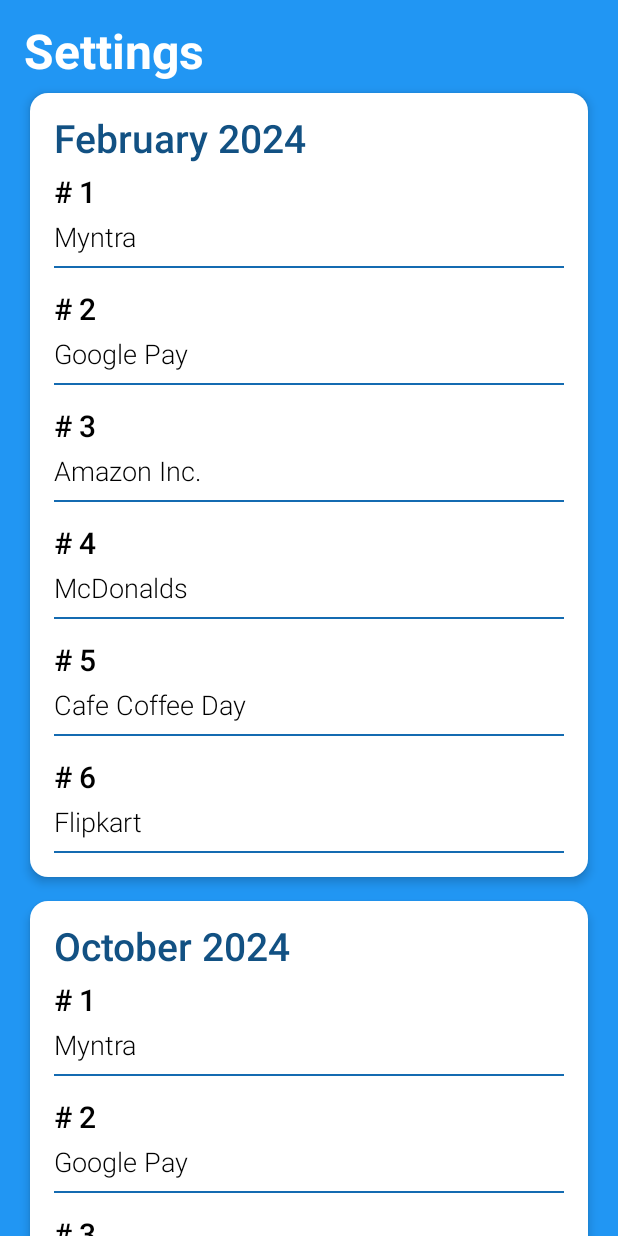
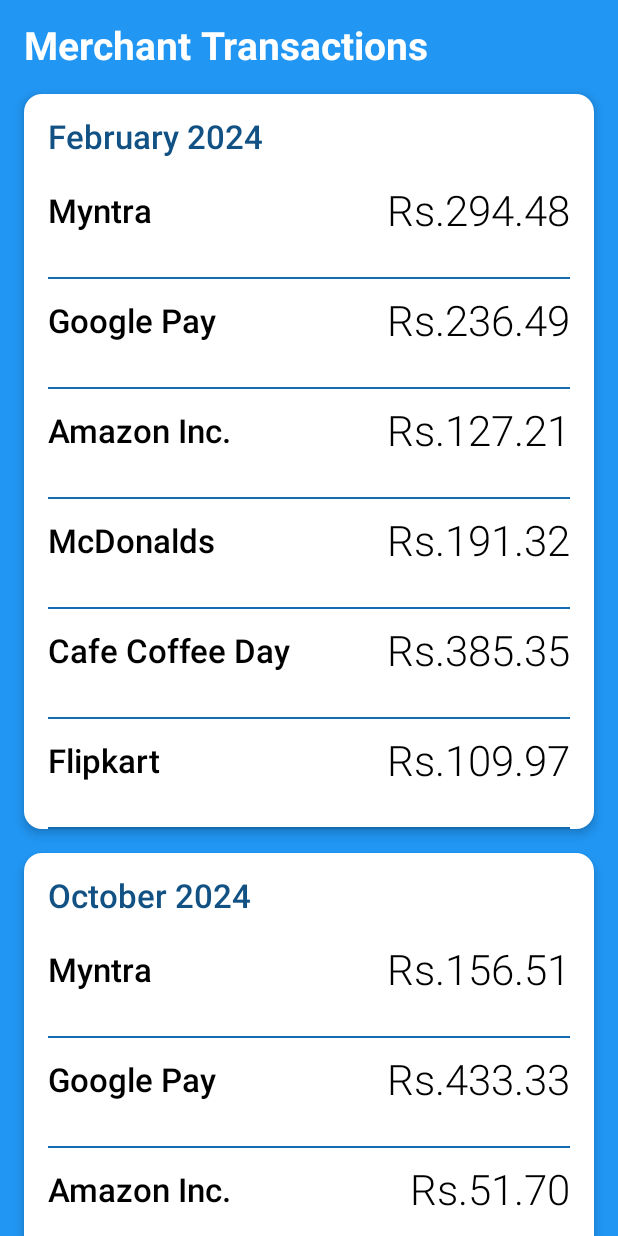
Before and after one commit to silwar/Compose-Experiments, an Android app built with Jetpack Compose: the LazyColumn1Screen screen opened through its navigation route, on a phone screen of 412 x 824 dp. Run offline under Robolectric (Android 15) with nearby library versions, the phone set to English and light mode, and no system bars.

Commit message:
- Adds functionality to show random transaction amount for each merchant

```diff
--- /dev/null
+++ b/app/src/main/java/com/silwar/compose/extensions/NumberExtensions.kt
@@ -0,0 +1,5 @@
+package com.silwar.compose.extensions
+
+fun Double.limitDecimal(limit: Int = 2): String {
+    return String.format("%.${limit}f", this)
+}
--- a/app/src/main/java/com/silwar/compose/list/CardSectionElement.kt
+++ b/app/src/main/java/com/silwar/compose/list/CardSectionElement.kt
@@ -28,12 +28,11 @@ fun CardSectionElement(
             containerColor = Color.White
         ),
         modifier = modifier
-            .padding(horizontal = 4.dp, vertical = 8.dp)
             .fillMaxWidth()
     ) {
         Text(
             text = title,
-            fontSize = 26.sp,
+            fontSize = 22.sp,
             color = Color(0xFF125183),
             fontWeight = FontWeight(600),
             modifier = Modifier
--- a/app/src/main/java/com/silwar/compose/list/LazyColumn1.kt
+++ b/app/src/main/java/com/silwar/compose/list/LazyColumn1.kt
@@ -1,16 +1,23 @@
 package com.silwar.compose.list
 
 import androidx.compose.foundation.background
+import androidx.compose.foundation.layout.Arrangement
 import androidx.compose.foundation.layout.Column
+import androidx.compose.foundation.layout.PaddingValues
+import androidx.compose.foundation.layout.Row
 import androidx.compose.foundation.layout.Spacer
 import androidx.compose.foundation.layout.fillMaxSize
+import androidx.compose.foundation.layout.fillMaxWidth
 import androidx.compose.foundation.layout.height
+import androidx.compose.foundation.layout.heightIn
 import androidx.compose.foundation.layout.padding
+import androidx.compose.foundation.layout.width
 import androidx.compose.foundation.lazy.LazyColumn
 import androidx.compose.foundation.lazy.items
 import androidx.compose.material.Divider
 import androidx.compose.material.Text
 import androidx.compose.runtime.Composable
+import androidx.compose.ui.Alignment
 import androidx.compose.ui.Modifier
 import androidx.compose.ui.graphics.Color
 import androidx.compose.ui.text.font.FontWeight
@@ -18,59 +25,69 @@ import androidx.compose.ui.text.style.TextAlign
 import androidx.compose.ui.tooling.preview.Preview
 import androidx.compose.ui.unit.dp
 import androidx.compose.ui.unit.sp
+import com.silwar.compose.extensions.limitDecimal
+import kotlin.random.Random
+
 
 @Composable
 fun LazyColumn1Screen() {
     val data = list1
     LazyColumn(
+        contentPadding = PaddingValues(16.dp),
+        verticalArrangement = Arrangement.spacedBy(16.dp),
         modifier = Modifier
             .fillMaxSize()
             .background(color = Color(0xFF2196F3))
     ) {
         item(contentType = "header") {
             Text(
-                text = "Settings",
-                fontSize = 32.sp,
+                text = "Merchant Transactions",
+                fontSize = 26.sp,
                 color = Color(0xFFFFFFFF),
-                fontWeight = FontWeight(700),
-                modifier = Modifier
-                    .padding(start = 16.dp, end = 16.dp, top = 16.dp)
+                fontWeight = FontWeight(700)
             )
         }
         items(data.keys.toList()) { title ->
             val item = data[title]
             CardSectionElement(
-                title = title,
-                modifier = Modifier.padding(horizontal = 16.dp)
+                title = title
             ) { modifier ->
                 item?.forEachIndexed { index, text ->
-                    Column(modifier = modifier) {
-                        Text(
-                            text = "# ${index + 1}",
-                            fontSize = 20.sp,
-                            fontWeight = FontWeight(500)
-                        )
-                        Spacer(modifier = Modifier.height(8.dp))
-                        Text(
-                            text = text,
-                            fontSize = 18.sp,
-                            fontWeight = FontWeight(300)
-                        )
-                        Spacer(modifier = Modifier.height(8.dp))
-                        Divider(color = Color(0xFF146BB1))
+                    Column {
+                        Row(
+                            modifier = modifier
+                                .fillMaxWidth()
+                                .heightIn(min = 56.dp),
+                            verticalAlignment = Alignment.CenterVertically
+                        ) {
+                            Text(
+                                text = text,
+                                fontSize = 22.sp,
+                                fontWeight = FontWeight(500),
+                                modifier = Modifier.weight(1f)
+                            )
+                            Spacer(modifier = Modifier.width(8.dp))
+                            Text(
+                                text = "Rs.${Random.nextDouble(500.00).limitDecimal()}",
+                                fontSize = 28.sp,
+                                textAlign = TextAlign.End,
+                                fontWeight = FontWeight(300),
+                                modifier = Modifier.weight(1f)
+                            )
+                        }
+                        Divider(color = Color(0xFF146BB1),
+                            modifier = Modifier.padding(horizontal = 16.dp))
                     }
                 }
             }
         }
-        item(contentType = "footer"){
+        item(contentType = "footer") {
             Text(
                 text = "This is ongoing experiment for understanding different aspects of Jetpack Compose development. Feel free to contribute.",
                 fontSize = 14.sp,
                 textAlign = TextAlign.Center,
                 color = Color(0xFFFFFFFF),
-                fontWeight = FontWeight(400),
-                modifier = Modifier
-                    .padding(start = 16.dp, end = 16.dp, bottom = 16.dp)
+                fontWeight = FontWeight(400)
             )
         }
     }
```
Also changed, not shown: 1 other file.
